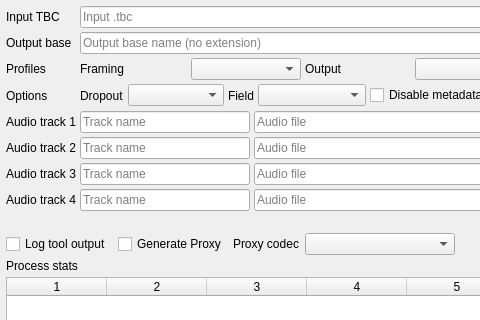
Qt form src/ld-analyse/exportdialog.ui (hugoatease/tbc-tools) before a commit; both pictures show x 0 to 480 and y 0 to 320 of the 1419 by 438 pixel window.
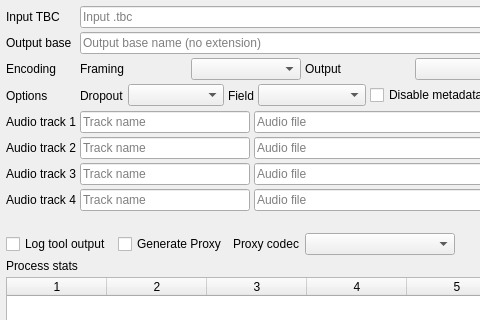
The same form after that commit.

Commit message:
Fix export UI compaction and chroma mode-switch crashes
- compact export encoding row labels and move context into tooltips
- harden source/chroma scanline access during mode cycling
- fix PAL decode bounds and second-field luma seeding overflow

```diff
--- a/src/ld-analyse/exportdialog.ui
+++ b/src/ld-analyse/exportdialog.ui
@@ -94,7 +94,7 @@
      <item row="2" column="0">
       <widget class="QLabel" name="profileLabel">
        <property name="text">
-        <string>Profiles</string>
+        <string>Encoding</string>
        </property>
       </widget>
      </item>
```
The commit also changes 3 other files.
